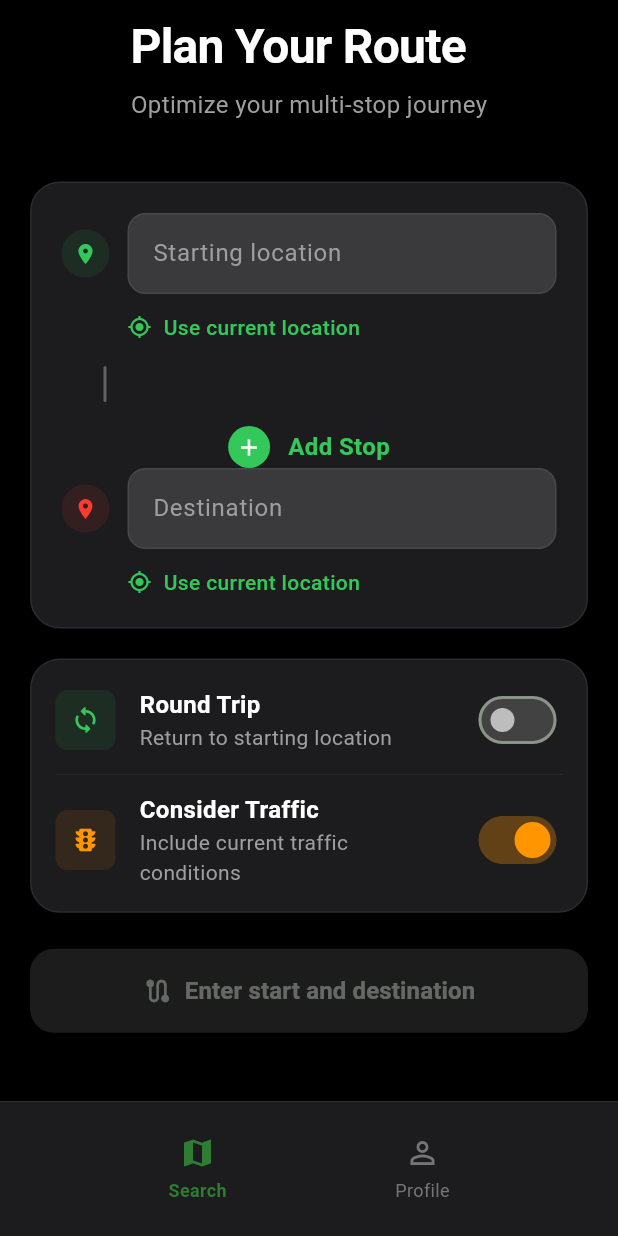
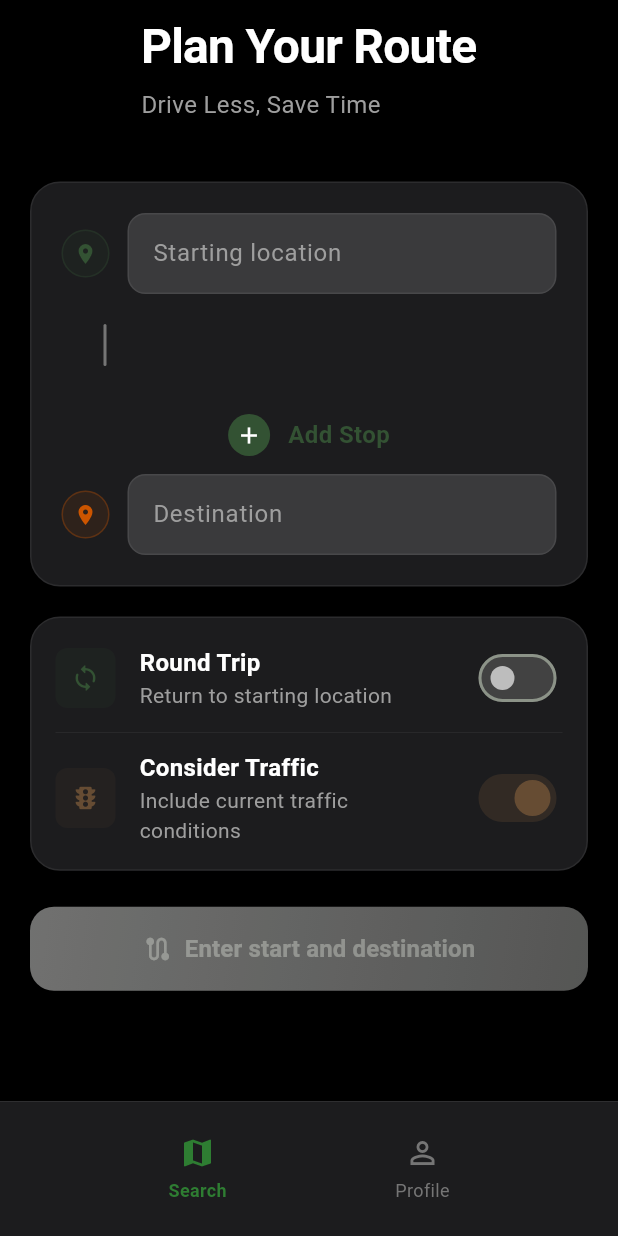
Before and after one commit to theaPAULo/driveless_flutter, a Flutter app: the screen it shows once a user with an empty profile is signed in, on a phone screen of 412 x 824 dp. Run offline on Flutter 3.47's test engine with Material 3 defaults, Android fonts, the phone set to English and light mode, and no system bars; drawn by our look-alikes of flutter_typeahead; our stand-ins replace cloud_firestore, firebase_auth, firebase_core, geolocator, google_maps_flutter, google_sign_in and 2 more; accounts and stored records are empty; network calls fail.

Commit message:
route input screen working

```diff
--- a/lib/screens/route_input_screen.dart
+++ b/lib/screens/route_input_screen.dart
@@ -163,7 +163,7 @@ class _RouteInputScreenState extends State<RouteInputScreen> {
           ),
           const SizedBox(height: 4),
           Text(
-            'Optimize your multi-stop journey',
+            'Drive Less, Save Time',
             style: TextStyle(
               color: Colors.grey[500],
               fontSize: 16,
@@ -194,25 +194,23 @@ class _RouteInputScreenState extends State<RouteInputScreen> {
             label: 'Starting location',
             controller: _startLocationController,
             icon: Icons.location_on,
-            iconColor: const Color(0xFF34C759), // iOS green
+            iconColor: const Color(0xFF335233), // iOS earthy green
             isStart: true,
           ),
 
-          // Show connector line and spacing when we have content below
-          if (_stopControllers.isNotEmpty || true) ...[
-            const SizedBox(height: 16), // Improved spacing
+          // FIXED: Consistent spacing regardless of round trip state
+          const SizedBox(height: 20), // More space before connector
           _buildConnectorLine(),
-            const SizedBox(height: 16),
-          ],
+          const SizedBox(height: 20), // More space after connector
 
           // Stops Section
           ..._buildStopsSection(),
 
           // Add connector line if we have stops before destination
           if (_stopControllers.isNotEmpty) ...[
-            const SizedBox(height: 16),
+            const SizedBox(height: 20), // Consistent spacing
             _buildConnectorLine(),
-            const SizedBox(height: 16),
+            const SizedBox(height: 20), // Consistent spacing
           ],
 
           // FIXED: End Location Section (ALWAYS show, but disabled when round trip)
@@ -220,7 +218,7 @@ class _RouteInputScreenState extends State<RouteInputScreen> {
             label: _isRoundTrip ? 'Return to start' : 'Destination',
             controller: _endLocationController,
             icon: Icons.location_on,
-            iconColor: const Color(0xFFFF3B30), // iOS red
+            iconColor: const Color(0xFFCC5500), // iOS red-brown for destination
             isStart: false,
             isDisabled: _isRoundTrip, // This makes it grayed out but still visible
           ),
@@ -236,9 +234,9 @@ class _RouteInputScreenState extends State<RouteInputScreen> {
         const SizedBox(width: 28), // Align with icon position
         Container(
           width: 2,
-          height: 24, // Slightly taller for better visual balance
+          height: 28, // Increased height for better visual balance
           decoration: BoxDecoration(
-            color: Colors.grey[700],
+            color: Colors.grey[600], // Slightly lighter for better contrast
             borderRadius: BorderRadius.circular(1),
           ),
         ),
@@ -258,34 +256,36 @@ class _RouteInputScreenState extends State<RouteInputScreen> {
           label: 'Stop ${i + 1}',
           controller: _stopControllers[i],
           icon: Icons.location_on,
-          iconColor: const Color(0xFF8B4513), // Brown color for stops
+          iconColor: const Color(0xFF664C33), // iOS earthy brown for stops
           isStart: false,
           stopIndex: i,
         ),
       );
 
-      // Add connector line between stops
+      // Add connector line between stops with consistent spacing
       if (i < _stopControllers.length - 1) {
         stops.addAll([
-          const SizedBox(height: 16),
+          const SizedBox(height: 20), // Consistent spacing
           _buildConnectorLine(),
-          const SizedBox(height: 16),
+          const SizedBox(height: 20), // Consistent spacing
         ]);
       }
     }
 
-    // Add "Add Stop" button with better spacing
-    if (!_isRoundTrip) { // Only show Add Stop if not round trip
+    // FIXED: Add "Add Stop" button ALWAYS with proper spacing
     if (_stopControllers.isNotEmpty) {
       stops.addAll([
-          const SizedBox(height: 16),
+        const SizedBox(height: 20), // Consistent spacing before connector
         _buildConnectorLine(),
-          const SizedBox(height: 16),
+        const SizedBox(height: 20), // Consistent spacing after connector
       ]);
     }
 
+    // Add Stop button with better styling and consistent spacing
     stops.add(
-        GestureDetector(
+      Padding(
+        padding: const EdgeInsets.symmetric(vertical: 12.0), // Consistent padding above/below
+        child: GestureDetector(
           onTap: _addStop,
           child: Row(
             mainAxisAlignment: MainAxisAlignment.center,
@@ -294,7 +294,7 @@ class _RouteInputScreenState extends State<RouteInputScreen> {
                 width: 28,
                 height: 28,
                 decoration: const BoxDecoration(
-                  color: Color(0xFF34C759),
+                  color: Color(0xFF335233), // Match earthy green theme
                   shape: BoxShape.circle,
                 ),
                 child: const Icon(
@@ -307,7 +307,7 @@ class _RouteInputScreenState extends State<RouteInputScreen> {
               const Text(
                 'Add Stop',
                 style: TextStyle(
-                  color: Color(0xFF34C759),
+                  color: Color(0xFF335233), // Match earthy green theme
                   fontSize: 16,
                   fontWeight: FontWeight.w600,
                 ),
@@ -315,8 +315,8 @@ class _RouteInputScreenState extends State<RouteInputScreen> {
             ],
           ),
         ),
+      ),
     );
-    }
 
     return stops;
   }
@@ -372,6 +372,26 @@ class _RouteInputScreenState extends State<RouteInputScreen> {
               itemCount: _savedAddresses.length,
               itemBuilder: (context, index) {
                 final address = _savedAddresses[index];
+
+                // Get proper icon and color based on address type
+                IconData addressIcon;
+                Color addressColor;
+
+                switch (address.addressType) {
+                  case SavedAddressType.home:
+                    addressIcon = Icons.home;
+                    addressColor = const Color(0xFF335233); // Green for home
+                    break;
+                  case SavedAddressType.work:
+                    addressIcon = Icons.business;
+                    addressColor = const Color(0xFF1976D2); // Blue for work
+                    break;
+                  case SavedAddressType.custom:
+                    addressIcon = Icons.place;
+                    addressColor = const Color(0xFF7B1FA2); // Purple for custom
+                    break;
+                }
+
                 return Padding(
                   padding: EdgeInsets.only(
                     right: 8,
@@ -384,33 +404,20 @@ class _RouteInputScreenState extends State<RouteInputScreen> {
                       stopIndex: stopIndex,
                     ),
                     child: Container(
-                      padding: const EdgeInsets.symmetric(horizontal: 12, vertical: 6),
+                      width: 36,
+                      height: 36,
                       decoration: BoxDecoration(
-                        color: iconColor.withOpacity(0.1),
-                        borderRadius: BorderRadius.circular(18),
+                        color: addressColor.withOpacity(0.1),
+                        shape: BoxShape.circle,
                         border: Border.all(
-                          color: iconColor.withOpacity(0.3),
+                          color: addressColor.withOpacity(0.3),
                           width: 1,
                         ),
                       ),
-                      child: Row(
-                        mainAxisSize: MainAxisSize.min,
-                        children: [
-                          Icon(
-                            Icons.push_pin,
-                            color: iconColor,
-                            size: 14,
-                          ),
-                          const SizedBox(width: 6),
-                          Text(
-                            address.displayName.isNotEmpty ? address.displayName : address.label,
-                            style: TextStyle(
-                              color: iconColor,
-                              fontSize: 12,
-                              fontWeight: FontWeight.w600,
-                            ),
-                          ),
-                        ],
+                      child: Icon(
+                        addressIcon, // Use proper address type icon
+                        color: addressColor,
+                        size: 20,
                       ),
                     ),
                   ),
@@ -423,18 +430,29 @@ class _RouteInputScreenState extends State<RouteInputScreen> {
         // Location input field
         Row(
           children: [
-            // Location pin icon
-            Container(
+            // Location pin icon - NOW CLICKABLE for "Use Current Location"
+            GestureDetector(
+              onTap: controller.text.isEmpty && !isDisabled ? () => _useCurrentLocation(isStart, stopIndex: stopIndex) : null,
+              child: Container(
                 width: 32,
                 height: 32,
                 decoration: BoxDecoration(
-                color: iconColor.withOpacity(0.1),
+                  color: (controller.text.isEmpty && !isDisabled)
+                      ? iconColor.withOpacity(0.1)
+                      : iconColor.withOpacity(0.05),
                   shape: BoxShape.circle,
+                  border: Border.all(
+                    color: (controller.text.isEmpty && !isDisabled)
+                        ? iconColor.withOpacity(0.3)
+                        : iconColor.withOpacity(0.1),
+                    width: 1,
+                  ),
                 ),
                 child: Icon(
                   icon,
-                color: iconColor,
+                  color: (controller.text.isEmpty && !isDisabled) ? iconColor : iconColor.withOpacity(0.5),
                   size: 16,
+                ),
               ),
             ),
 
@@ -546,7 +564,7 @@ class _RouteInputScreenState extends State<RouteInputScreen> {
                       ),
             ),
 
-            // Add remove button for stops
+            // Add remove button for stops only
             if (stopIndex != null) ...[
               const SizedBox(width: 8),
               GestureDetector(
@@ -568,35 +586,6 @@ class _RouteInputScreenState extends State<RouteInputScreen> {
             ],
           ],
         ),
-
-        // "Use current location" button - only show when field is empty and not disabled
-        if (controller.text.isEmpty && !isDisabled && !_isLoadingLocation(fieldId)) ...[
-          const SizedBox(height: 12),
-          GestureDetector(
-            onTap: () => _useCurrentLocation(isStart, stopIndex: stopIndex),
-            child: Padding(
-              padding: const EdgeInsets.only(left: 44), // Align with text field
-              child: Row(
-                children: [
-                  Icon(
-                    Icons.my_location,
-                    color: const Color(0xFF34C759),
-                    size: 16,
-                  ),
-                  const SizedBox(width: 8),
-                  const Text(
-                    'Use current location',
-                    style: TextStyle(
-                      color: Color(0xFF34C759),
-                      fontSize: 14,
-                      fontWeight: FontWeight.w500,
-                    ),
-                  ),
-                ],
-              ),
-            ),
-          ),
-        ],
       ],
     );
   }
@@ -753,6 +742,7 @@ class _RouteInputScreenState extends State<RouteInputScreen> {
             title: 'Round Trip',
             subtitle: 'Return to starting location',
             value: _isRoundTrip,
+            activeColor: const Color(0xFF335233), // Use earthy green
             onChanged: (value) {
               setState(() {
                 _isRoundTrip = value;
@@ -784,7 +774,7 @@ class _RouteInputScreenState extends State<RouteInputScreen> {
             title: 'Consider Traffic',
             subtitle: 'Include current traffic conditions',
             value: _includeTraffic,
-            activeColor: const Color(0xFFFF9500), // iOS orange
+            activeColor: const Color(0xFF664C33), // iOS earthy brown for traffic
             onChanged: (value) {
               setState(() {
                 _includeTraffic = value;
@@ -811,12 +801,12 @@ class _RouteInputScreenState extends State<RouteInputScreen> {
           width: 40,
           height: 40,
           decoration: BoxDecoration(
-            color: (activeColor ?? const Color(0xFF34C759)).withOpacity(0.1),
+            color: (activeColor ?? const Color(0xFF335233)).withOpacity(0.1), // Use earthy green as default
             borderRadius: BorderRadius.circular(8),
           ),
           child: Icon(
             icon,
-            color: activeColor ?? const Color(0xFF34C759),
+            color: activeColor ?? const Color(0xFF335233), // Use earthy green as default
             size: 20,
           ),
         ),
@@ -851,8 +841,8 @@ class _RouteInputScreenState extends State<RouteInputScreen> {
         Switch(
           value: value,
           onChanged: onChanged,
-          activeColor: activeColor ?? const Color(0xFF34C759),
-          activeTrackColor: (activeColor ?? const Color(0xFF34C759)).withOpacity(0.3),
+          activeColor: activeColor ?? const Color(0xFF335233), // Use earthy green as default
+          activeTrackColor: (activeColor ?? const Color(0xFF335233)).withOpacity(0.3),
           inactiveThumbColor: Colors.grey[400],
           inactiveTrackColor: Colors.grey[800],
         ),
@@ -860,20 +850,50 @@ class _RouteInputScreenState extends State<RouteInputScreen> {
     );
   }
 
-  // MARK: - Optimize Button
+  // MARK: - Optimize Button with iOS-style Gradient
   Widget _buildOptimizeButton() {
     final bool canOptimize = _startLocationAddress.isNotEmpty &&
                              (_isRoundTrip || _endLocationAddress.isNotEmpty); // Allow round trip with just start
 
-    return SizedBox(
+    return Container(
       width: double.infinity,
       height: 56,
+      decoration: BoxDecoration(
+        gradient: canOptimize
+            ? const LinearGradient(
+                begin: Alignment.topLeft,
+                end: Alignment.bottomRight,
+                colors: [
+                  Color(0xFF335233), // Dark forest green
+                  Color(0xFF4A7C4A), // Lighter green
+                  Color(0xFF2A4A2A), // Darker green at bottom
+                ],
+                stops: [0.0, 0.6, 1.0],
+              )
+            : LinearGradient(
+                begin: Alignment.topLeft,
+                end: Alignment.bottomRight,
+                colors: [
+                  Colors.grey[700]!,
+                  Colors.grey[800]!,
+                ],
+              ),
+        borderRadius: BorderRadius.circular(16),
+        boxShadow: canOptimize ? [
+          BoxShadow(
+            color: const Color(0xFF335233).withOpacity(0.3),
+            blurRadius: 8,
+            offset: const Offset(0, 4),
+          ),
+        ] : [],
+      ),
       child: ElevatedButton(
         onPressed: canOptimize && !_isOptimizing ? _optimizeRoute : null,
         style: ElevatedButton.styleFrom(
-          backgroundColor: canOptimize ? const Color(0xFF34C759) : Colors.grey[700],
+          backgroundColor: Colors.transparent, // Let gradient show through
           foregroundColor: Colors.white,
           elevation: 0,
+          shadowColor: Colors.transparent,
           shape: RoundedRectangleBorder(
             borderRadius: BorderRadius.circular(16),
           ),
```
Lines whose indentation alone changed are shown as unchanged.
